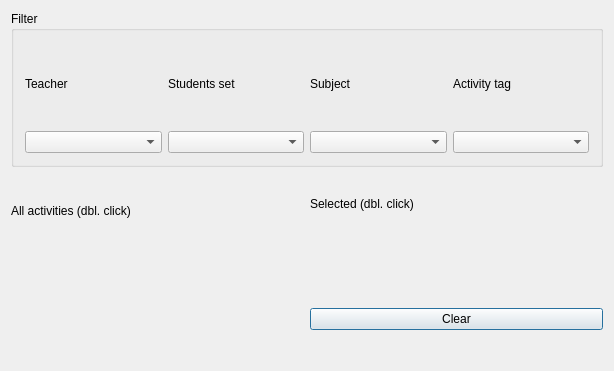
Old version of the form src/interface/addconstraintactivitiessamestartinghourform_template.ui in the repository janLo/FET; both pictures show x 0 to 614 and y 0 to 371 of the 614 by 531 pixel window.
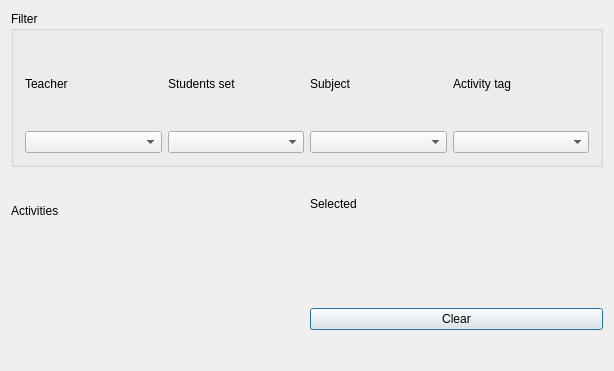
New version of the form. Custom widgets are drawn as their Qt base class.

What changed in the file:
```diff
--- a/src/interface/addconstraintactivitiessamestartinghourform_template.ui
+++ b/src/interface/addconstraintactivitiessamestartinghourform_template.ui
@@ -90,7 +90,7 @@
         <enum>QFrame::Plain</enum>
        </property>
        <property name="text">
-        <string>All activities (dbl. click)</string>
+        <string>Activities</string>
        </property>
        <property name="wordWrap">
         <bool>false</bool>
@@ -119,7 +119,7 @@
         <enum>QFrame::Plain</enum>
        </property>
        <property name="text">
-        <string>Selected (dbl. click)</string>
+        <string comment="It refers to a list of selected activities">Selected</string>
        </property>
        <property name="wordWrap">
         <bool>false</bool>
```
